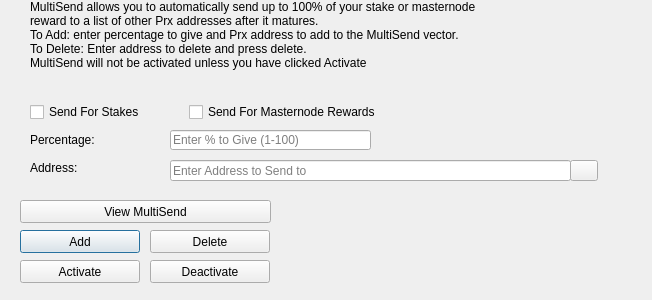
Old version of the form src/qt/forms/multisenddialog.ui in the repository ProxyNode/proxynode.
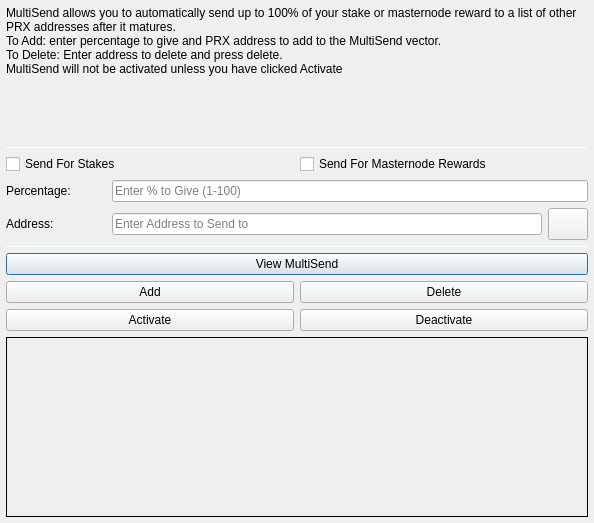
New version of the form. Icons and pictures are not drawn.

Patch:
```diff
--- a/src/qt/forms/multisenddialog.ui
+++ b/src/qt/forms/multisenddialog.ui
@@ -9,22 +9,106 @@
    <rect>
     <x>0</x>
     <y>0</y>
-    <width>652</width>
-    <height>300</height>
+    <width>594</width>
+    <height>523</height>
    </rect>
   </property>
   <property name="windowTitle">
    <string>MultiSend</string>
   </property>
+  <layout class="QVBoxLayout" name="verticalLayout" stretch="0">
+   <property name="leftMargin">
+    <number>6</number>
+   </property>
+   <property name="topMargin">
+    <number>6</number>
+   </property>
+   <property name="rightMargin">
+    <number>6</number>
+   </property>
+   <property name="bottomMargin">
+    <number>6</number>
+   </property>
+   <item>
+    <layout class="QVBoxLayout" name="verticalLayout_Main" stretch="1,1,1,1,1,1">
+     <item>
+      <widget class="QLabel" name="label_2">
+       <property name="lineWidth">
+        <number>1</number>
+       </property>
+       <property name="text">
+        <string>MultiSend allows you to automatically send up to 100% of your stake or masternode reward to a list of other PRX addresses after it matures.
+To Add: enter percentage to give and PRX address to add to the MultiSend vector.
+To Delete: Enter address to delete and press delete.
+MultiSend will not be activated unless you have clicked Activate</string>
+       </property>
+       <property name="alignment">
+        <set>Qt::AlignLeading|Qt::AlignLeft|Qt::AlignTop</set>
+       </property>
+       <property name="wordWrap">
+        <bool>true</bool>
+       </property>
+      </widget>
+     </item>
+     <item>
+      <widget class="Line" name="line">
+       <property name="minimumSize">
+        <size>
+         <width>0</width>
+         <height>1</height>
+        </size>
+       </property>
+       <property name="maximumSize">
+        <size>
+         <width>16777215</width>
+         <height>1</height>
+        </size>
+       </property>
+       <property name="orientation">
+        <enum>Qt::Horizontal</enum>
+       </property>
+      </widget>
+     </item>
+     <item>
+      <layout class="QVBoxLayout" name="verticalLayout_Settings">
+       <item>
+        <layout class="QHBoxLayout" name="horizontalLayout">
+         <item>
+          <widget class="QCheckBox" name="multiSendStakeCheckBox">
+           <property name="text">
+            <string>Send For Stakes</string>
+           </property>
+          </widget>
+         </item>
+         <item>
+          <widget class="QCheckBox" name="multiSendMasternodeCheckBox">
+           <property name="text">
+            <string>Send For Masternode Rewards</string>
+           </property>
+          </widget>
+         </item>
+        </layout>
+       </item>
+       <item>
+        <layout class="QHBoxLayout" name="horizontalLayout_6">
+         <item>
+          <widget class="QLabel" name="label">
+           <property name="minimumSize">
+            <size>
+             <width>100</width>
+             <height>0</height>
+            </size>
+           </property>
+           <property name="toolTip">
+            <string>Percentage of stake to send</string>
+           </property>
+           <property name="text">
+            <string>Percentage:</string>
+           </property>
+          </widget>
+         </item>
+         <item>
   <widget class="QLineEdit" name="multiSendPercentEdit">
-   <property name="geometry">
-    <rect>
-     <x>170</x>
-     <y>130</y>
-     <width>201</width>
-     <height>20</height>
-    </rect>
-   </property>
    <property name="toolTip">
     <string>Enter whole numbers 1 - 100</string>
    </property>
@@ -32,15 +116,29 @@
     <string>Enter % to Give (1-100)</string>
    </property>
   </widget>
+         </item>
+        </layout>
+       </item>
+       <item>
+        <layout class="QHBoxLayout" name="horizontalLayout_7">
+         <item>
+          <widget class="QLabel" name="label_5">
+           <property name="minimumSize">
+            <size>
+             <width>100</width>
+             <height>0</height>
+            </size>
+           </property>
+           <property name="toolTip">
+            <string>Address to send portion of stake to</string>
+           </property>
+           <property name="text">
+            <string>Address:</string>
+           </property>
+          </widget>
+         </item>
+         <item>
   <widget class="QLineEdit" name="multiSendAddressEdit">
-   <property name="geometry">
-    <rect>
-     <x>170</x>
-     <y>160</y>
-     <width>401</width>
-     <height>21</height>
-    </rect>
-   </property>
    <property name="toolTip">
     <string/>
    </property>
@@ -48,87 +146,14 @@
     <string>Enter Address to Send to</string>
    </property>
   </widget>
-  <widget class="QLabel" name="label_2">
-   <property name="geometry">
-    <rect>
-     <x>30</x>
-     <y>0</y>
-     <width>451</width>
-     <height>121</height>
-    </rect>
-   </property>
-   <property name="lineWidth">
-    <number>1</number>
-   </property>
-   <property name="text">
-    <string>MultiSend allows you to automatically send up to 100% of your stake or masternode reward to a list of other Prx addresses after it matures.
-To Add: enter percentage to give and Prx address to add to the MultiSend vector.
-To Delete: Enter address to delete and press delete.
-MultiSend will not be activated unless you have clicked Activate</string>
-   </property>
-   <property name="alignment">
-    <set>Qt::AlignLeading|Qt::AlignLeft|Qt::AlignTop</set>
-   </property>
-   <property name="wordWrap">
-    <bool>true</bool>
-   </property>
-  </widget>
-  <widget class="QLabel" name="message">
-   <property name="geometry">
-    <rect>
-     <x>290</x>
-     <y>200</y>
-     <width>351</width>
-     <height>91</height>
-    </rect>
-   </property>
-   <property name="text">
-    <string/>
-   </property>
-  </widget>
-  <widget class="QPushButton" name="addButton">
-   <property name="geometry">
-    <rect>
-     <x>20</x>
-     <y>230</y>
-     <width>120</width>
-     <height>23</height>
-    </rect>
-   </property>
-   <property name="toolTip">
-    <string/>
-   </property>
-   <property name="statusTip">
-    <string>Add to MultiSend Vector</string>
-   </property>
-   <property name="text">
-    <string>Add</string>
-   </property>
-  </widget>
-  <widget class="QPushButton" name="disableButton">
-   <property name="geometry">
-    <rect>
-     <x>150</x>
-     <y>260</y>
-     <width>120</width>
-     <height>23</height>
-    </rect>
-   </property>
-   <property name="statusTip">
-    <string>Deactivate MultiSend</string>
-   </property>
-   <property name="text">
-    <string>Deactivate</string>
-   </property>
-  </widget>
+         </item>
+         <item>
   <widget class="QPushButton" name="addressBookButton">
-   <property name="geometry">
-    <rect>
-     <x>570</x>
-     <y>160</y>
-     <width>28</width>
-     <height>21</height>
-    </rect>
+           <property name="maximumSize">
+            <size>
+             <width>16777215</width>
+             <height>32</height>
+            </size>
    </property>
    <property name="toolTip">
     <string>Choose an address from the address book</string>
@@ -147,47 +172,60 @@
     <bool>false</bool>
    </property>
   </widget>
-  <widget class="QLabel" name="label">
-   <property name="geometry">
-    <rect>
-     <x>30</x>
-     <y>130</y>
-     <width>121</width>
-     <height>20</height>
-    </rect>
-   </property>
+         </item>
+        </layout>
+       </item>
+      </layout>
+     </item>
+     <item>
+      <widget class="Line" name="line_2">
+       <property name="minimumSize">
+        <size>
+         <width>0</width>
+         <height>1</height>
+        </size>
+       </property>
+       <property name="maximumSize">
+        <size>
+         <width>16777215</width>
+         <height>1</height>
+        </size>
+       </property>
+       <property name="orientation">
+        <enum>Qt::Horizontal</enum>
+       </property>
+      </widget>
+     </item>
+     <item>
+      <layout class="QVBoxLayout" name="verticalLayout_Buttons">
+       <item>
+        <layout class="QHBoxLayout" name="horizontalLayout_4">
+         <item>
+          <widget class="QPushButton" name="viewButton">
    <property name="toolTip">
     <string>Percentage of stake to send</string>
    </property>
    <property name="text">
-    <string>Percentage:</string>
-   </property>
-  </widget>
-  <widget class="QLabel" name="label_5">
-   <property name="geometry">
-    <rect>
-     <x>30</x>
-     <y>160</y>
-     <width>111</width>
-     <height>16</height>
-    </rect>
-   </property>
+            <string>View MultiSend</string>
+           </property>
+          </widget>
+         </item>
+        </layout>
+       </item>
+       <item>
+        <layout class="QHBoxLayout" name="horizontalLayout_2">
+         <item>
+          <widget class="QPushButton" name="addButton">
    <property name="toolTip">
     <string>Address to send portion of stake to</string>
    </property>
    <property name="text">
-    <string>Address:</string>
-   </property>
-  </widget>
+            <string>Add</string>
+           </property>
+          </widget>
+         </item>
+         <item>
   <widget class="QPushButton" name="deleteButton">
-   <property name="geometry">
-    <rect>
-     <x>150</x>
-     <y>230</y>
-     <width>120</width>
-     <height>23</height>
-    </rect>
-   </property>
    <property name="toolTip">
     <string/>
    </property>
@@ -198,15 +236,13 @@
     <string>Delete</string>
    </property>
   </widget>
+         </item>
+        </layout>
+       </item>
+       <item>
+        <layout class="QHBoxLayout" name="horizontalLayout_5">
+         <item>
   <widget class="QPushButton" name="activateButton">
-   <property name="geometry">
-    <rect>
-     <x>20</x>
-     <y>260</y>
-     <width>120</width>
-     <height>23</height>
-    </rect>
-   </property>
    <property name="statusTip">
     <string>Activate MultiSend</string>
    </property>
@@ -214,51 +250,55 @@
     <string>Activate</string>
    </property>
   </widget>
-  <widget class="QPushButton" name="viewButton">
-   <property name="geometry">
-    <rect>
-     <x>20</x>
-     <y>200</y>
-     <width>251</width>
-     <height>23</height>
-    </rect>
-   </property>
-   <property name="toolTip">
-    <string/>
-   </property>
+         </item>
+         <item>
+          <widget class="QPushButton" name="disableButton">
    <property name="statusTip">
     <string>View MultiSend Vector</string>
    </property>
    <property name="text">
-    <string>View MultiSend</string>
-   </property>
-  </widget>
-  <widget class="QWidget" name="horizontalLayoutWidget">
-   <property name="geometry">
-    <rect>
-     <x>30</x>
-     <y>100</y>
-     <width>351</width>
-     <height>24</height>
-    </rect>
-   </property>
-   <layout class="QHBoxLayout" name="horizontalLayout">
-    <item>
-     <widget class="QCheckBox" name="multiSendStakeCheckBox">
-      <property name="text">
-       <string>Send For Stakes</string>
-      </property>
-     </widget>
-    </item>
+            <string>Deactivate</string>
+           </property>
+          </widget>
+         </item>
+        </layout>
+       </item>
+      </layout>
+     </item>
     <item>
-     <widget class="QCheckBox" name="multiSendMasternodeCheckBox">
+      <widget class="QLabel" name="message">
+       <property name="minimumSize">
+        <size>
+         <width>0</width>
+         <height>180</height>
+        </size>
+       </property>
+       <property name="frameShape">
+        <enum>QFrame::Panel</enum>
+       </property>
+       <property name="frameShadow">
+        <enum>QFrame::Plain</enum>
+       </property>
+       <property name="lineWidth">
+        <number>1</number>
+       </property>
+       <property name="midLineWidth">
+        <number>1</number>
+       </property>
       <property name="text">
-       <string>Send For Masternode Rewards</string>
-      </property>
+        <string/>
+       </property>
+       <property name="alignment">
+        <set>Qt::AlignLeading|Qt::AlignLeft|Qt::AlignTop</set>
+       </property>
+       <property name="wordWrap">
+        <bool>true</bool>
+       </property>
      </widget>
     </item>
    </layout>
-  </widget>
+   </item>
+  </layout>
  </widget>
  <resources>
   <include location="../prx.qrc"/>
```
Left out of the diff: 20 changed lines with no effect on the pictures. Lines whose indentation alone changed are shown as unchanged.
